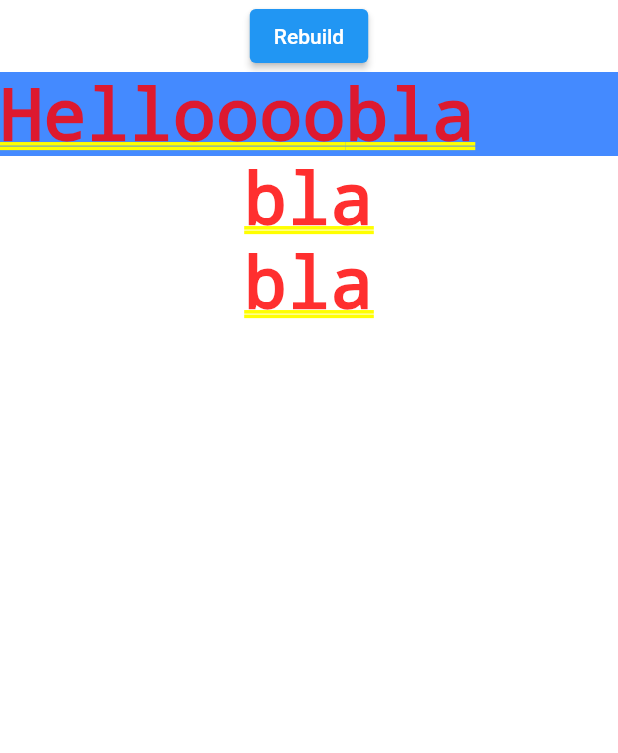
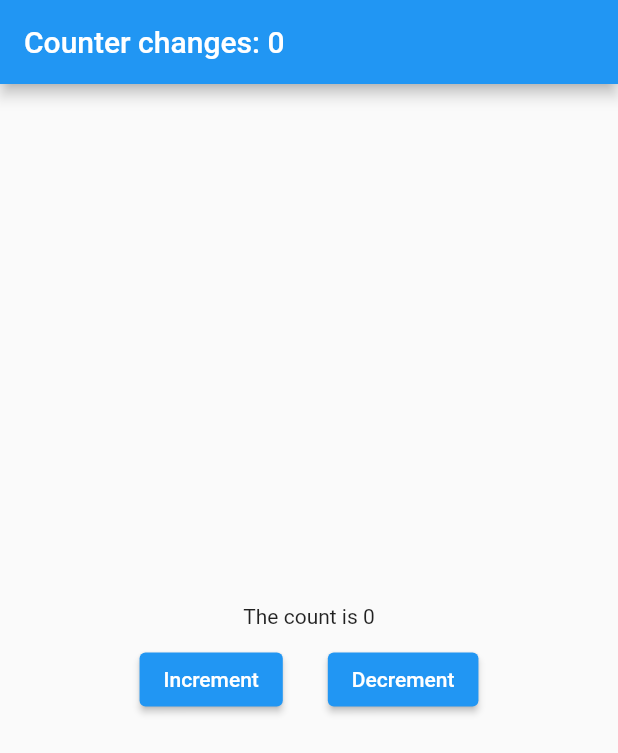
Before and after one commit to holybiber/state_playground, a Flutter app: the screen it shows after launch, on a phone screen of 412 x 824 dp. Shown: the top 753 px of the screen. Run offline on Flutter 3.47's test engine with Material 2 defaults, Android fonts, the phone set to English and light mode, and no system bars.

Commit message:
App state management using listeners
InheritedWidget, ChangeNotifier and ListenableBuilder playing together.

```diff
--- a/lib/main.dart
+++ b/lib/main.dart
@@ -1,130 +1,117 @@
 import 'package:flutter/material.dart';
 
-/*void main() {
-  runApp(const MaterialApp(
-      home: InheritedData(
-          data: Data(value: 'test'),
-          child: Column(
-            children: [
-              Example(),
-              WidgetC(),
-            ],
-          ))));
-}*/
+// ChangeNotifier is a mixin class and you can either extend or mix it
+class CounterState extends ChangeNotifier {
+  int _increment = 0;
+  int _decrement = 0;
+  int get incrementsCount => _increment;
+  int get decrementsCount => _decrement;
+
+  void increase() {
+    _increment++;
+    notifyListeners();
+  }
+
+  void decrease() {
+    _decrement++;
+    notifyListeners();
+  }
+}
+
+class InheritedCounter extends InheritedWidget {
+  final CounterState counterState;
+  const InheritedCounter(
+      {super.key, required this.counterState, required super.child});
+
+  static InheritedCounter of(BuildContext context) {
+    final i = context.dependOnInheritedWidgetOfExactType<InheritedCounter>();
+    assert(i != null, "No InheritedCounter found above in the tree.");
+    return i!;
+  }
+
+  @override
+  bool updateShouldNotify(covariant InheritedCounter oldWidget) {
+    return counterState != oldWidget.counterState;
+  }
+}
+
 void main() {
-  runApp(const MaterialApp(
-    home: Example(),
+  runApp(MaterialApp(
+    home: InheritedCounter(
+      counterState: CounterState(),
+      child: const CounterApp(),
+    ),
   ));
 }
 
-class InheritedData extends InheritedWidget {
-  final Data data;
-  const InheritedData({
-    super.key,
-    required this.data,
-    required super.child,
-  });
-
-  static InheritedData of(BuildContext context) {
-    return context.dependOnInheritedWidgetOfExactType<InheritedData>()!;
-  }
+class CounterApp extends StatelessWidget {
+  const CounterApp({super.key});
 
   @override
-  bool updateShouldNotify(covariant InheritedData oldWidget) {
-    return data.value != oldWidget.data.value; // Include here all dependencies
+  Widget build(BuildContext context) {
+    return Scaffold(
+        appBar: AppBar(title: const AppTitle()), body: const AppBody());
   }
 }
 
-class WidgetWithData extends StatelessWidget {
-  final String value;
-  const WidgetWithData({super.key, required this.value});
+class AppTitle extends StatelessWidget {
+  const AppTitle({super.key});
 
   @override
   Widget build(BuildContext context) {
-    return InheritedData(
-      data: Data(value: 'WidgetWithData'),
-      child: const WidgetA(),
+    final state = InheritedCounter.of(context).counterState;
+    // Rebuilds its children when CounterState uses notifyListeners()
+    return ListenableBuilder(
+        listenable: state,
+        builder: (context, _) {
+          final totalChanges = state.incrementsCount + state.decrementsCount;
+          return Text('Counter changes: $totalChanges');
+        });
+  }
+}
+
+class AppBody extends StatelessWidget {
+  const AppBody({super.key});
+
+  @override
+  Widget build(BuildContext context) {
+    final state = InheritedCounter.of(context).counterState;
+
+    return Center(
+      child: Column(mainAxisSize: MainAxisSize.min, children: [
+        // The counter text at the center of the screen
+        const BodyText(),
+
+        // Some spacing
+        const SizedBox(height: 10),
+
+        // The two tappable buttons
+        Row(mainAxisAlignment: MainAxisAlignment.center, children: [
+          // increases the counter and calls notifyListeners()
+          ElevatedButton(
+              onPressed: state.increase, child: const Text('Increment')),
+          const SizedBox(width: 30),
+          // decreases the counter and calls notifyListeners()
+          ElevatedButton(
+              onPressed: state.decrease, child: const Text('Decrement'))
+        ])
+      ]),
     );
   }
 }
 
-class WidgetA extends StatelessWidget {
-  const WidgetA({super.key});
-
-  @override
-  Widget build(BuildContext context) => const WidgetB();
-}
-
-class WidgetB extends StatelessWidget {
-  const WidgetB({super.key});
-
-  @override
-  Widget build(BuildContext context) => const WidgetC();
-}
-
-class WidgetC extends StatelessWidget {
-  const WidgetC({super.key});
+class BodyText extends StatelessWidget {
+  const BodyText({super.key});
 
   @override
   Widget build(BuildContext context) {
-    return Text(InheritedData.of(context).data.value);
+    final state = InheritedCounter.of(context).counterState;
+
+    return ListenableBuilder(
+        listenable: state,
+        builder: (context, _) {
+          final diff = state.incrementsCount - state.decrementsCount;
+          return Text('The count is $diff');
+        });
   }
 }
-
-class Example extends StatefulWidget {
-  const Example({super.key});
-
-  @override
-  State<Example> createState() => _ExampleState();
-}
-
-class _ExampleState extends State<Example> {
-  var data = const Data(value: 'bla');
-
-  @override
-  Widget build(BuildContext context) {
-    return InheritedData(
-        data: data,
-        child: Column(
-          children: [
-            ElevatedButton(
-                onPressed: () => setState(() {
-                      data = Data(value: 'blub');
-                    }),
-                child: const Text('Rebuild')),
-            SubExample(),
-            Text(data.value),
-            WidgetA()
-          ],
-        ));
-  }
-}
-
-class SubExample extends StatefulWidget {
-  const SubExample({super.key});
-
-  @override
-  State<SubExample> createState() => _SubExampleState();
-}
-
-class _SubExampleState extends State<SubExample> {
-  @override
-  void didChangeDependencies() {
-    super.didChangeDependencies();
-    debugPrint('The InheritedWidget changed!');
-  }
-
-  @override
-  Widget build(BuildContext context) {
-    final data = InheritedData.of(context).data;
-    debugPrint('data: ${data.value}');
-    return Container(
-        color: Colors.blueAccent,
-        child: Row(children: [Text('Helloooo'), Text(data.value)]));
-  }
-}
-
-class Data {
-  final String value;
-  const Data({required this.value});
-}
```
